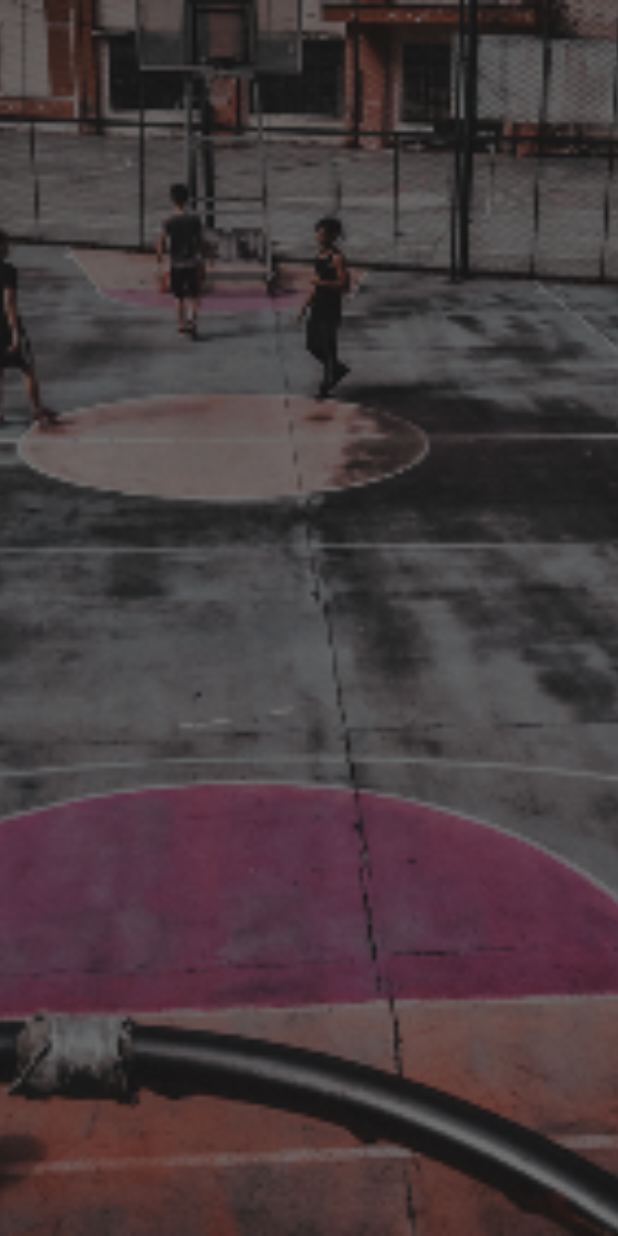
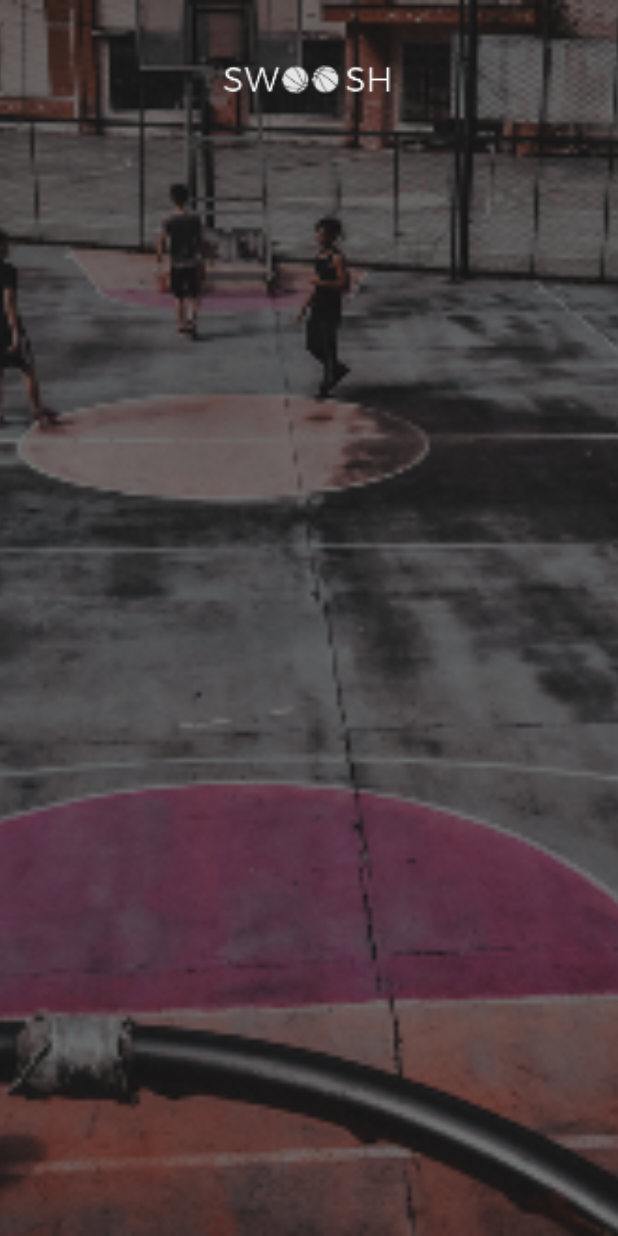
Before and after one commit to Coder44-2/SooshPracitce, an Android app: the LeagueActivity screen opened directly, with no data from a screen before it, on a phone screen of 412 x 824 dp. Run offline under Robolectric (Android 15) with nearby library versions, the phone set to English and light mode, and no system bars; Roboto replaces fonts that are not available here.

Commit message:
Added the Swoosh Logo to both the League screen orientations.

```diff
--- a/app/src/main/res/layout-normal-land/activity_league.xml
+++ b/app/src/main/res/layout-normal-land/activity_league.xml
@@ -16,4 +16,20 @@
         app:layout_constraintStart_toStartOf="parent"
         app:layout_constraintTop_toTopOf="parent"
         app:srcCompat="@drawable/desiredleaguebg" />
+
+    <ImageView
+        android:id="@+id/swooshLogo"
+        android:layout_width="116dp"
+        android:layout_height="58dp"
+        android:layout_marginStart="8dp"
+        android:layout_marginLeft="8dp"
+        android:layout_marginTop="24dp"
+        android:layout_marginEnd="8dp"
+        android:layout_marginRight="8dp"
+        android:contentDescription="@string/swoosh_logo"
+        app:layout_constraintEnd_toEndOf="parent"
+        app:layout_constraintStart_toStartOf="parent"
+        app:layout_constraintTop_toTopOf="parent"
+        app:srcCompat="@drawable/swooshlogo" />
+
 </androidx.constraintlayout.widget.ConstraintLayout>
--- a/app/src/main/res/layout/activity_league.xml
+++ b/app/src/main/res/layout/activity_league.xml
@@ -17,4 +17,19 @@
         app:layout_constraintTop_toTopOf="parent"
         app:srcCompat="@drawable/desiredleaguebg"
         android:contentDescription="@string/background_image" />
+
+    <ImageView
+        android:id="@+id/swooshLogo"
+        android:layout_width="116dp"
+        android:layout_height="58dp"
+        android:layout_marginStart="8dp"
+        android:layout_marginLeft="8dp"
+        android:layout_marginTop="24dp"
+        android:layout_marginEnd="8dp"
+        android:layout_marginRight="8dp"
+        android:contentDescription="@string/swoosh_logo"
+        app:layout_constraintEnd_toEndOf="parent"
+        app:layout_constraintStart_toStartOf="parent"
+        app:layout_constraintTop_toTopOf="parent"
+        app:srcCompat="@drawable/swooshlogo" />
 </androidx.constraintlayout.widget.ConstraintLayout>
```
